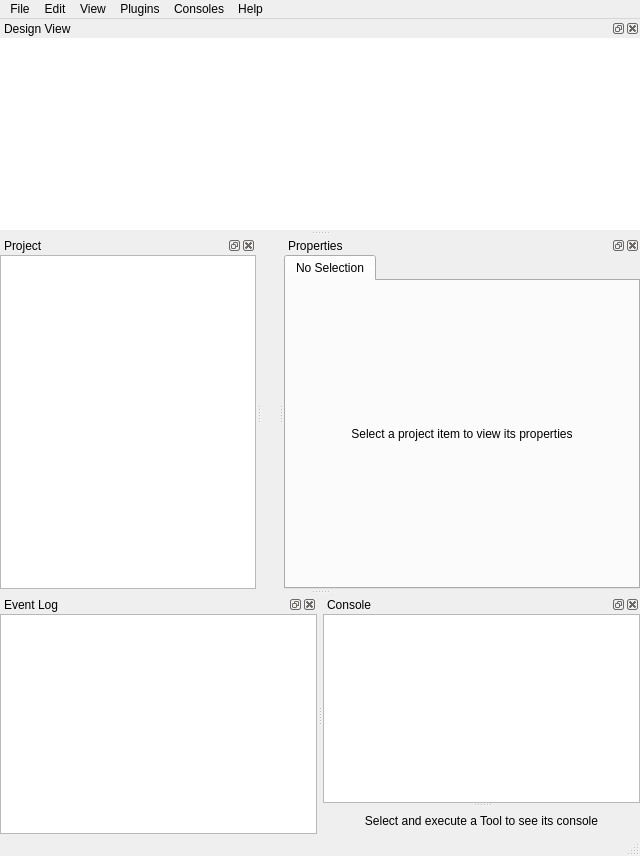
First picture: the form in spinetoolbox/ui/mainwindow.ui, repository spine-tools/Spine-Toolbox, before the edit.
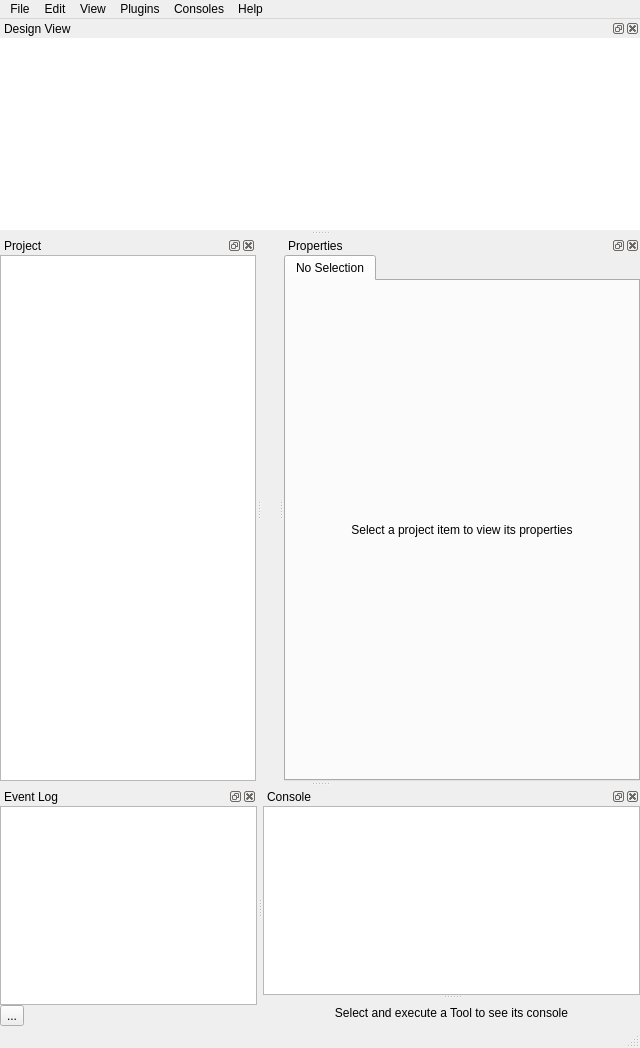
Second picture: the form after the edit. Icons and pictures are not drawn. Custom widgets are drawn as their Qt base class.

Commit message:
Move execution selection to event log class
Re #1064

```diff
--- a/spinetoolbox/ui/mainwindow.ui
+++ b/spinetoolbox/ui/mainwindow.ui
@@ -19,7 +19,7 @@
     <x>0</x>
     <y>0</y>
     <width>640</width>
-    <height>856</height>
+    <height>1048</height>
    </rect>
   </property>
   <property name="windowTitle">
@@ -174,6 +174,8 @@
       <number>0</number>
      </property>
      <item>
+      <layout class="QVBoxLayout" name="verticalLayout_7">
+       <item>
       <widget class="CustomQTextBrowser" name="textBrowser_eventlog">
        <property name="sizePolicy">
         <sizepolicy hsizetype="Preferred" vsizetype="Preferred">
@@ -189,6 +191,18 @@
        </property>
       </widget>
      </item>
+       <item>
+        <widget class="QToolButton" name="toolButton_executions">
+         <property name="text">
+          <string>...</string>
+         </property>
+         <property name="popupMode">
+          <enum>QToolButton::InstantPopup</enum>
+         </property>
+        </widget>
+       </item>
+      </layout>
+     </item>
     </layout>
    </widget>
   </widget>
```
Left out of the diff: 2 changed lines with no effect on the pictures. Lines whose indentation alone changed are shown as unchanged. The commit also changes 3 other files.
